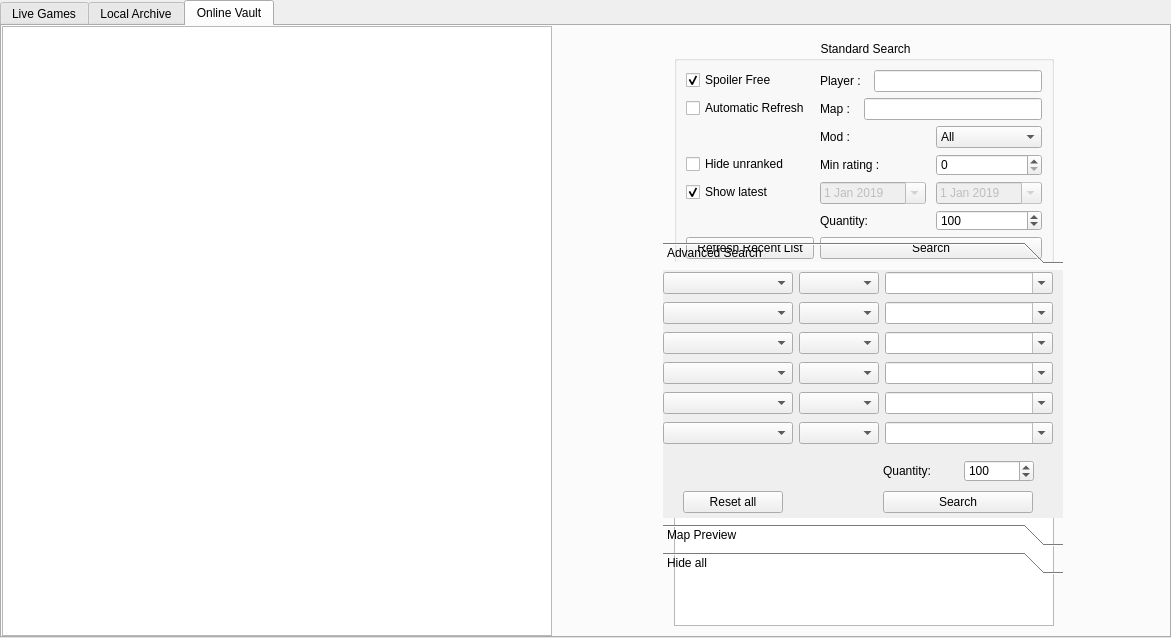
Old version of the form res/replays/replays.ui in the repository FAForever/client.
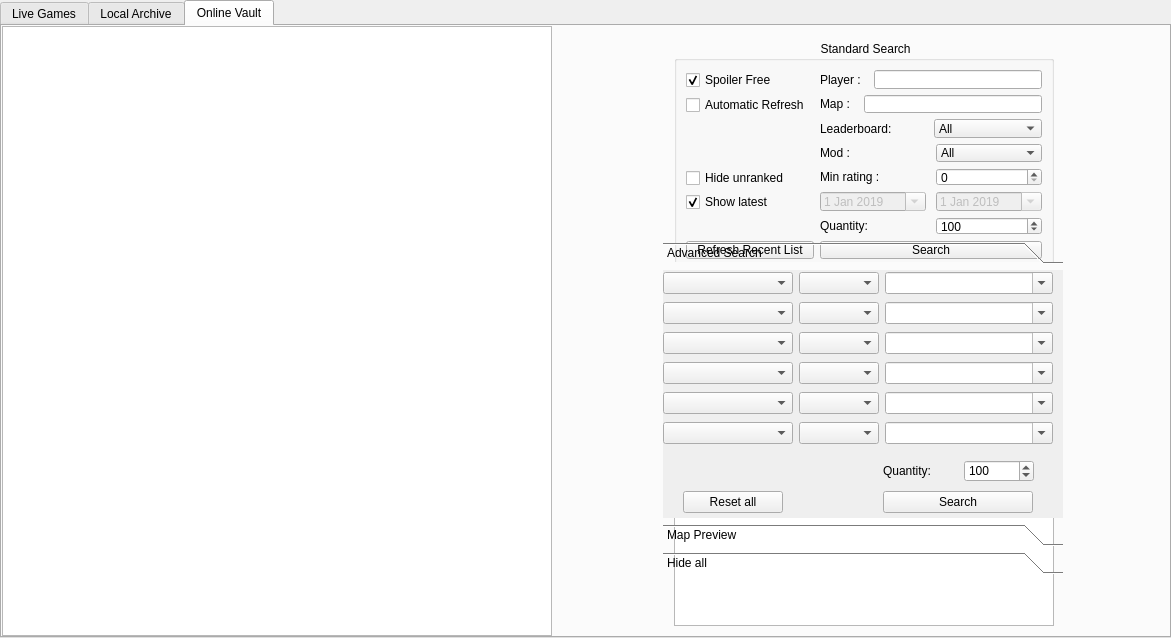
New version of the form.

Commit message: Add option to view replays from leaderboards

Patch:
```diff
--- a/res/replays/replays.ui
+++ b/res/replays/replays.ui
@@ -300,7 +300,30 @@
          <property name="flat">
           <bool>true</bool>
          </property>
-         <layout class="QFormLayout" name="formLayout">
+         <layout class="QGridLayout" name="gridLayout_6">
+          <item row="1" column="1">
+           <layout class="QHBoxLayout" name="horizontalLayout_2">
+            <property name="spacing">
+             <number>10</number>
+            </property>
+            <item>
+             <widget class="QLabel" name="label_2">
+              <property name="autoFillBackground">
+               <bool>false</bool>
+              </property>
+              <property name="styleSheet">
+               <string notr="true"/>
+              </property>
+              <property name="text">
+               <string>Map : </string>
+              </property>
+             </widget>
+            </item>
+            <item>
+             <widget class="QLineEdit" name="mapName"/>
+            </item>
+           </layout>
+          </item>
           <item row="0" column="0">
            <widget class="QCheckBox" name="spoilerCheckbox">
             <property name="sizePolicy">
@@ -323,13 +346,13 @@
             </property>
            </widget>
           </item>
-          <item row="0" column="1">
-           <layout class="QHBoxLayout" name="horizontalLayout">
+          <item row="6" column="1">
+           <layout class="QHBoxLayout" name="horizontalLayout_6">
             <property name="spacing">
              <number>10</number>
             </property>
             <item>
-             <widget class="QLabel" name="label">
+             <widget class="QLabel" name="label_6">
               <property name="autoFillBackground">
                <bool>false</bool>
               </property>
@@ -337,12 +360,34 @@
                <string notr="true"/>
               </property>
               <property name="text">
-               <string>Player : </string>
+               <string>Quantity:</string>
               </property>
              </widget>
             </item>
             <item>
-             <widget class="QLineEdit" name="playerName"/>
+             <widget class="QSpinBox" name="quantity">
+              <property name="minimumSize">
+               <size>
+                <width>50</width>
+                <height>0</height>
+               </size>
+              </property>
+              <property name="styleSheet">
+               <string notr="true"/>
+              </property>
+              <property name="minimum">
+               <number>1</number>
+              </property>
+              <property name="maximum">
+               <number>300</number>
+              </property>
+              <property name="singleStep">
+               <number>50</number>
+              </property>
+              <property name="value">
+               <number>100</number>
+              </property>
+             </widget>
             </item>
            </layout>
           </item>
@@ -371,154 +416,23 @@
             </property>
            </widget>
           </item>
-          <item row="1" column="1">
-           <layout class="QHBoxLayout" name="horizontalLayout_2">
-            <property name="spacing">
-             <number>10</number>
-            </property>
-            <item>
-             <widget class="QLabel" name="label_2">
-              <property name="autoFillBackground">
-               <bool>false</bool>
-              </property>
-              <property name="styleSheet">
-               <string notr="true"/>
-              </property>
-              <property name="text">
-               <string>Map : </string>
-              </property>
-             </widget>
-            </item>
-            <item>
-             <widget class="QLineEdit" name="mapName"/>
-            </item>
-           </layout>
-          </item>
-          <item row="2" column="0">
-           <widget class="QLabel" name="searchInfoLabel">
-            <property name="text">
-             <string/>
-            </property>
-           </widget>
-          </item>
-          <item row="2" column="1">
-           <layout class="QHBoxLayout" name="horizontalLayout_3">
-            <property name="spacing">
-             <number>10</number>
-            </property>
-            <item>
-             <widget class="QLabel" name="label_3">
-              <property name="autoFillBackground">
-               <bool>false</bool>
-              </property>
-              <property name="styleSheet">
-               <string notr="true"/>
-              </property>
-              <property name="text">
-               <string>Mod : </string>
-              </property>
-             </widget>
-            </item>
-            <item>
-             <widget class="QComboBox" name="modList">
-              <property name="sizePolicy">
-               <sizepolicy hsizetype="Preferred" vsizetype="Preferred">
-                <horstretch>0</horstretch>
-                <verstretch>0</verstretch>
-               </sizepolicy>
-              </property>
-              <property name="minimumSize">
-               <size>
-                <width>100</width>
-                <height>0</height>
-               </size>
-              </property>
-              <property name="maxVisibleItems">
-               <number>50</number>
-              </property>
-              <item>
-               <property name="text">
-                <string>All</string>
-               </property>
-              </item>
-             </widget>
-            </item>
-           </layout>
-          </item>
-          <item row="3" column="0">
-           <widget class="QCheckBox" name="hideUnrCheckbox">
-            <property name="enabled">
-             <bool>true</bool>
-            </property>
-            <property name="sizePolicy">
-             <sizepolicy hsizetype="Fixed" vsizetype="Fixed">
-              <horstretch>0</horstretch>
-              <verstretch>0</verstretch>
-             </sizepolicy>
-            </property>
+          <item row="7" column="0">
+           <widget class="QPushButton" name="RefreshResetButton">
             <property name="minimumSize">
              <size>
-              <width>80</width>
-              <height>20</height>
+              <width>128</width>
+              <height>0</height>
              </size>
             </property>
             <property name="toolTip">
              <string/>
             </property>
             <property name="text">
-             <string>Hide unranked</string>
-            </property>
-            <property name="checked">
-             <bool>false</bool>
+             <string>Refresh Recent List</string>
             </property>
            </widget>
           </item>
-          <item row="3" column="1">
-           <layout class="QHBoxLayout" name="horizontalLayout_4">
-            <property name="spacing">
-             <number>10</number>
-            </property>
-            <item>
-             <widget class="QLabel" name="label_4">
-              <property name="autoFillBackground">
-               <bool>false</bool>
-              </property>
-              <property name="styleSheet">
-               <string notr="true"/>
-              </property>
-              <property name="text">
-               <string>Min rating : </string>
-              </property>
-             </widget>
-            </item>
-            <item>
-             <widget class="QSpinBox" name="minRating">
-              <property name="minimumSize">
-               <size>
-                <width>50</width>
-                <height>0</height>
-               </size>
-              </property>
-              <property name="styleSheet">
-               <string notr="true"/>
-              </property>
-              <property name="minimum">
-               <number>0</number>
-              </property>
-              <property name="maximum">
-               <number>3000</number>
-              </property>
-              <property name="singleStep">
-               <number>100</number>
-              </property>
-              <property name="value">
-               <number>0</number>
-              </property>
-             </widget>
-            </item>
-           </layout>
-          </item>
-          <item row="4" column="0">
+          <item row="5" column="0">
            <widget class="QCheckBox" name="showLatestCheckbox">
             <property name="sizePolicy">
              <sizepolicy hsizetype="Fixed" vsizetype="Fixed">
@@ -543,7 +457,7 @@
             </property>
            </widget>
           </item>
-          <item row="4" column="1">
+          <item row="5" column="1">
            <layout class="QHBoxLayout" name="horizontalLayout_5">
             <property name="spacing">
              <number>10</number>
@@ -625,13 +539,41 @@
             </item>
            </layout>
           </item>
-          <item row="5" column="1">
-           <layout class="QHBoxLayout" name="horizontalLayout_6">
+          <item row="4" column="0">
+           <widget class="QCheckBox" name="hideUnrCheckbox">
+            <property name="enabled">
+             <bool>true</bool>
+            </property>
+            <property name="sizePolicy">
+             <sizepolicy hsizetype="Fixed" vsizetype="Fixed">
+              <horstretch>0</horstretch>
+              <verstretch>0</verstretch>
+             </sizepolicy>
+            </property>
+            <property name="minimumSize">
+             <size>
+              <width>80</width>
+              <height>20</height>
+             </size>
+            </property>
+            <property name="toolTip">
+             <string/>
+            </property>
+            <property name="text">
+             <string>Hide unranked</string>
+            </property>
+            <property name="checked">
+             <bool>false</bool>
+            </property>
+           </widget>
+          </item>
+          <item row="4" column="1">
+           <layout class="QHBoxLayout" name="horizontalLayout_4">
             <property name="spacing">
              <number>10</number>
             </property>
             <item>
-             <widget class="QLabel" name="label_6">
+             <widget class="QLabel" name="label_4">
               <property name="autoFillBackground">
                <bool>false</bool>
               </property>
@@ -639,12 +581,12 @@
                <string notr="true"/>
               </property>
               <property name="text">
-               <string>Quantity:</string>
+               <string>Min rating : </string>
               </property>
              </widget>
             </item>
             <item>
-             <widget class="QSpinBox" name="quantity">
+             <widget class="QSpinBox" name="minRating">
               <property name="minimumSize">
                <size>
                 <width>50</width>
@@ -655,41 +597,140 @@
                <string notr="true"/>
               </property>
               <property name="minimum">
-               <number>1</number>
+               <number>0</number>
               </property>
               <property name="maximum">
-               <number>300</number>
+               <number>3000</number>
               </property>
               <property name="singleStep">
-               <number>50</number>
-              </property>
-              <property name="value">
                <number>100</number>
               </property>
+              <property name="value">
+               <number>0</number>
+              </property>
              </widget>
             </item>
            </layout>
           </item>
-          <item row="6" column="0">
-           <widget class="QPushButton" name="RefreshResetButton">
-            <property name="minimumSize">
-             <size>
-              <width>128</width>
-              <height>0</height>
-             </size>
+          <item row="0" column="1">
+           <layout class="QHBoxLayout" name="horizontalLayout">
+            <property name="spacing">
+             <number>10</number>
             </property>
-            <property name="text">
-             <string>Refresh Recent List</string>
-            </property>
-           </widget>
+            <item>
+             <widget class="QLabel" name="label">
+              <property name="autoFillBackground">
+               <bool>false</bool>
+              </property>
+              <property name="styleSheet">
+               <string notr="true"/>
+              </property>
+              <property name="text">
+               <string>Player : </string>
+              </property>
+             </widget>
+            </item>
+            <item>
+             <widget class="QLineEdit" name="playerName"/>
+            </item>
+           </layout>
           </item>
-          <item row="6" column="1">
+          <item row="7" column="1">
            <widget class="QPushButton" name="searchButton">
             <property name="text">
              <string>Search</string>
             </property>
            </widget>
           </item>
+          <item row="3" column="1">
+           <layout class="QHBoxLayout" name="horizontalLayout_3">
+            <property name="spacing">
+             <number>10</number>
+            </property>
+            <item>
+             <widget class="QLabel" name="label_3">
+              <property name="autoFillBackground">
+               <bool>false</bool>
+              </property>
+              <property name="styleSheet">
+               <string notr="true"/>
+              </property>
+              <property name="text">
+               <string>Mod : </string>
+              </property>
+             </widget>
+            </item>
+            <item>
+             <widget class="QComboBox" name="modList">
+              <property name="sizePolicy">
+               <sizepolicy hsizetype="Preferred" vsizetype="Preferred">
+                <horstretch>0</horstretch>
+                <verstretch>0</verstretch>
+               </sizepolicy>
+              </property>
+              <property name="minimumSize">
+               <size>
+                <width>100</width>
+                <height>0</height>
+               </size>
+              </property>
+              <property name="maxVisibleItems">
+               <number>50</number>
+              </property>
+              <item>
+               <property name="text">
+                <string>All</string>
+               </property>
+              </item>
+             </widget>
+            </item>
+           </layout>
+          </item>
+          <item row="2" column="1">
+           <layout class="QHBoxLayout" name="horizontalLayout_9">
+            <item>
+             <widget class="QLabel" name="label_5">
+              <property name="text">
+               <string>Leaderboard:</string>
+              </property>
+             </widget>
+            </item>
+            <item>
+             <widget class="QComboBox" name="leaderboardList">
+              <property name="sizePolicy">
+               <sizepolicy hsizetype="Preferred" vsizetype="Preferred">
+                <horstretch>0</horstretch>
+                <verstretch>0</verstretch>
+               </sizepolicy>
+              </property>
+              <property name="minimumSize">
+               <size>
+                <width>100</width>
+                <height>0</height>
+               </size>
+              </property>
+              <property name="currentText">
+               <string>All</string>
+              </property>
+              <property name="currentIndex">
+               <number>0</number>
+              </property>
+              <item>
+               <property name="text">
+                <string>All</string>
+               </property>
+              </item>
+             </widget>
+            </item>
+           </layout>
+          </item>
+          <item row="3" column="0">
+           <widget class="QLabel" name="searchInfoLabel">
+            <property name="text">
+             <string/>
+            </property>
+           </widget>
+          </item>
          </layout>
         </widget>
        </item>
```
Left out of the diff: 35 changed lines with no effect on the pictures. The commit also changes 4 other files.
